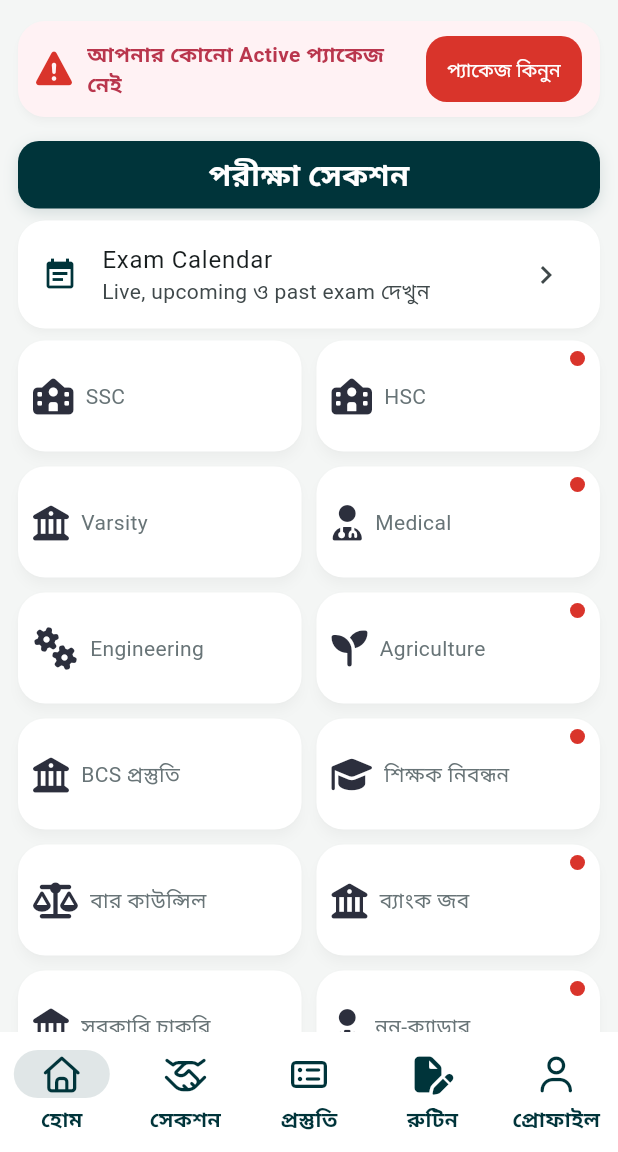
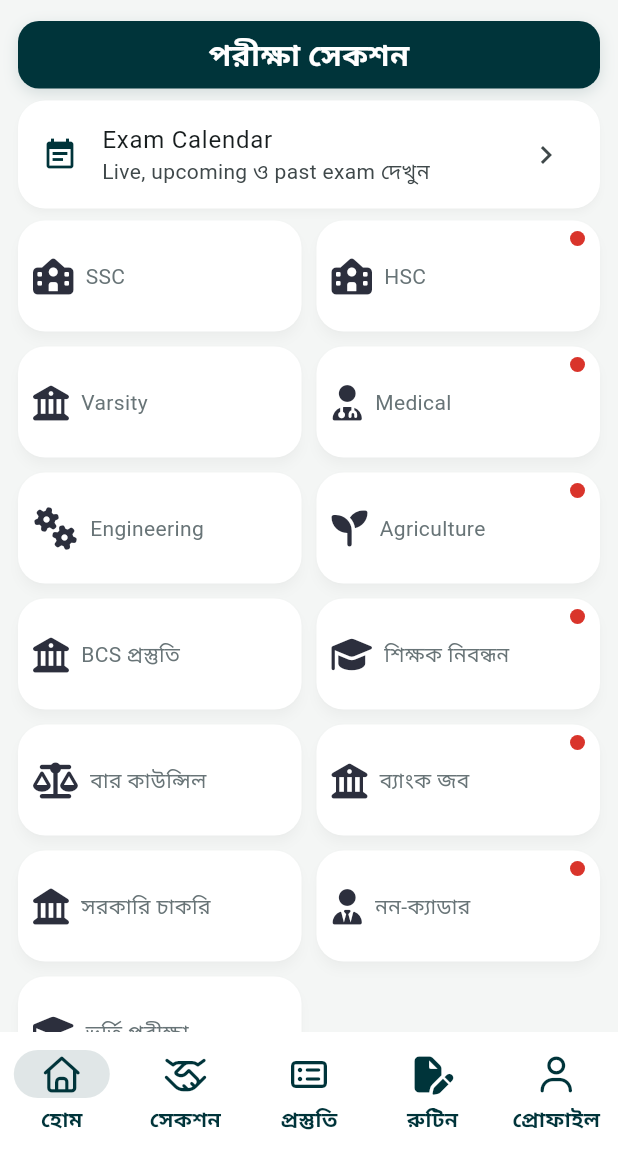
Before and after one commit to blackrithm/Biddyan-academic-admission-job-preparation-platform, a Flutter app: the screen it shows after launch, on a phone screen of 412 x 824 dp, the part 84-1236 px from its top. Run offline on Flutter 3.47's test engine with Material 3 defaults, Android fonts, the light colour scheme and no system bars; our stand-ins replace flutter_riverpod, font_awesome_flutter, go_router.

Commit message:
Fix admin dropdown and simplify dashboard

```diff
--- a/frontend/lib/screens/mobile_dashboard.dart
+++ b/frontend/lib/screens/mobile_dashboard.dart
@@ -6,8 +6,6 @@ import 'package:go_router/go_router.dart';
 import '../core/constants.dart';
 import '../providers/providers.dart';
 import '../widgets/brand_navigation.dart';
-import 'home_screen.dart';
-import 'home_sections.dart';
 
 class MobileDashboard extends ConsumerStatefulWidget {
   const MobileDashboard({super.key});
@@ -23,7 +21,7 @@ class _MobileDashboardState extends ConsumerState<MobileDashboard> {
   @override
   Widget build(BuildContext context) {
     final pages = [
-      _DashboardHome(onNotice: () => setState(() => _selectedIndex = 1)),
+      const _DashboardHome(),
       const _NoticeBoard(),
       const _ProfilePage(),
       const _PackagesPage(),
@@ -90,51 +88,13 @@ class _MobileDashboardState extends ConsumerState<MobileDashboard> {
 }
 
 class _DashboardHome extends StatelessWidget {
-  const _DashboardHome({required this.onNotice});
-
-  final VoidCallback onNotice;
+  const _DashboardHome();
 
   @override
   Widget build(BuildContext context) {
     return ListView(
       padding: const EdgeInsets.fromLTRB(12, 14, 12, 24),
       children: [
-        Card(
-          color: const Color(0xFFFFF2F4),
-          child: Padding(
-            padding: const EdgeInsets.symmetric(horizontal: 12, vertical: 10),
-            child: Row(
-              children: [
-                const FaIcon(FontAwesomeIcons.triangleExclamation,
-                    color: AppConstants.accent),
-                const SizedBox(width: 10),
-                const Expanded(
-                  child: Text(
-                    'আপনার কোনো Active প্যাকেজ নেই',
-                    style: TextStyle(
-                      color: Color(0xFFB9364D),
-                      fontWeight: FontWeight.w600,
-                    ),
-                  ),
-                ),
-                const SizedBox(width: 8),
-                SizedBox(
-                  width: 104,
-                  height: 44,
-                  child: FilledButton(
-                    onPressed: () {},
-                    style: FilledButton.styleFrom(
-                      padding: const EdgeInsets.symmetric(horizontal: 8),
-                      textStyle: const TextStyle(fontSize: 13),
-                    ),
-                    child: const Text('প্যাকেজ কিনুন'),
-                  ),
-                ),
-              ],
-            ),
-          ),
-        ),
-        const SizedBox(height: 16),
         _SectionTitle(title: 'পরীক্ষা সেকশন', color: AppConstants.primary),
         const SizedBox(height: 8),
         Card(
@@ -178,33 +138,6 @@ class _DashboardHome extends StatelessWidget {
               context.push('/previous-question-bank');
             }
           },
-        ),
-        const SizedBox(height: 16),
-        _SectionTitle(title: 'স্টাডি সেকশন', color: AppConstants.primary),
-        const SizedBox(height: 8),
-        StudySection(
-          onStudyTap: (_) => context.push('/subject-catalog'),
-        ),
-        const SizedBox(height: 16),
-        _SectionTitle(title: 'দ্রুত লিংক', color: AppConstants.primary),
-        ListTile(
-          tileColor: Colors.white,
-          leading: const Icon(Icons.notifications_active, color: Colors.orange),
-          title: const Text('Notice Board'),
-          subtitle: const Text('সর্বশেষ নোটিশ ও অফার দেখুন'),
-          trailing: const Icon(Icons.chevron_right),
-          onTap: onNotice,
-        ),
-        const SizedBox(height: 16),
-        const Text('সাম্প্রতিক পরীক্ষা',
-            style: TextStyle(fontSize: 20, fontWeight: FontWeight.bold)),
-        const SizedBox(height: 8),
-        Consumer(
-          builder: (context, ref, _) => ref.watch(examsProvider).when(
-                data: (exams) => ExamList(exams: exams),
-                loading: () => const Center(child: CircularProgressIndicator()),
-                error: (error, _) => ErrorCard(message: error.toString()),
-              ),
         ),
       ],
     );
```
Also changed, not shown: frontend/lib/screens/admin_exam_form.dart (+16 -4 lines).
